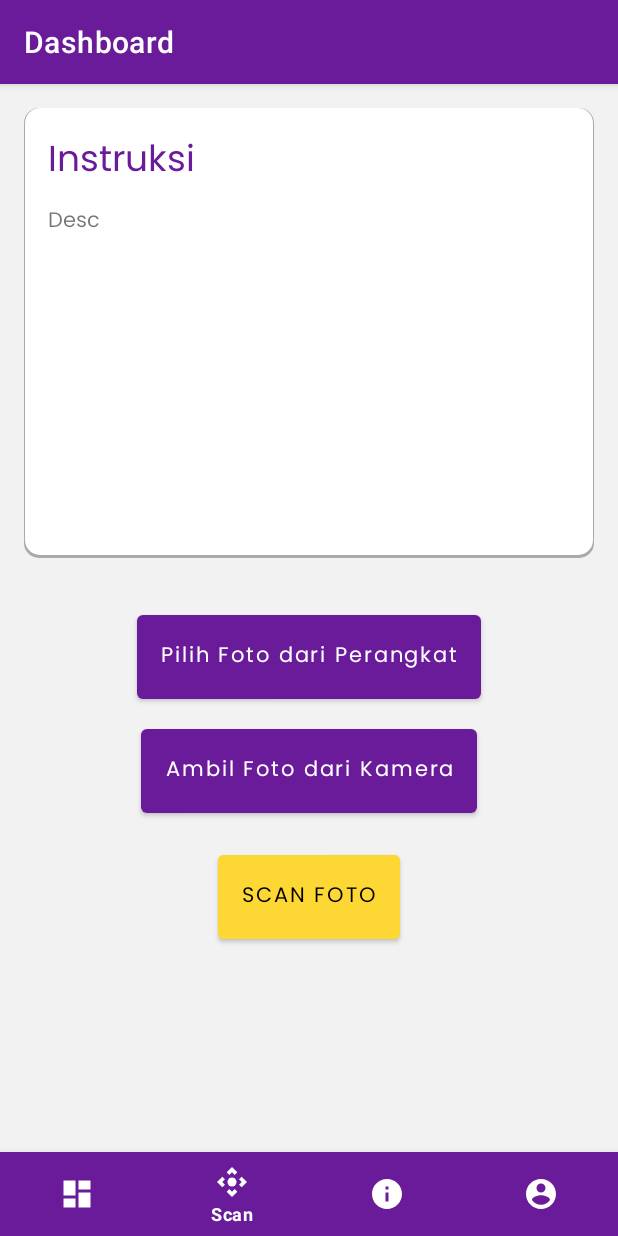
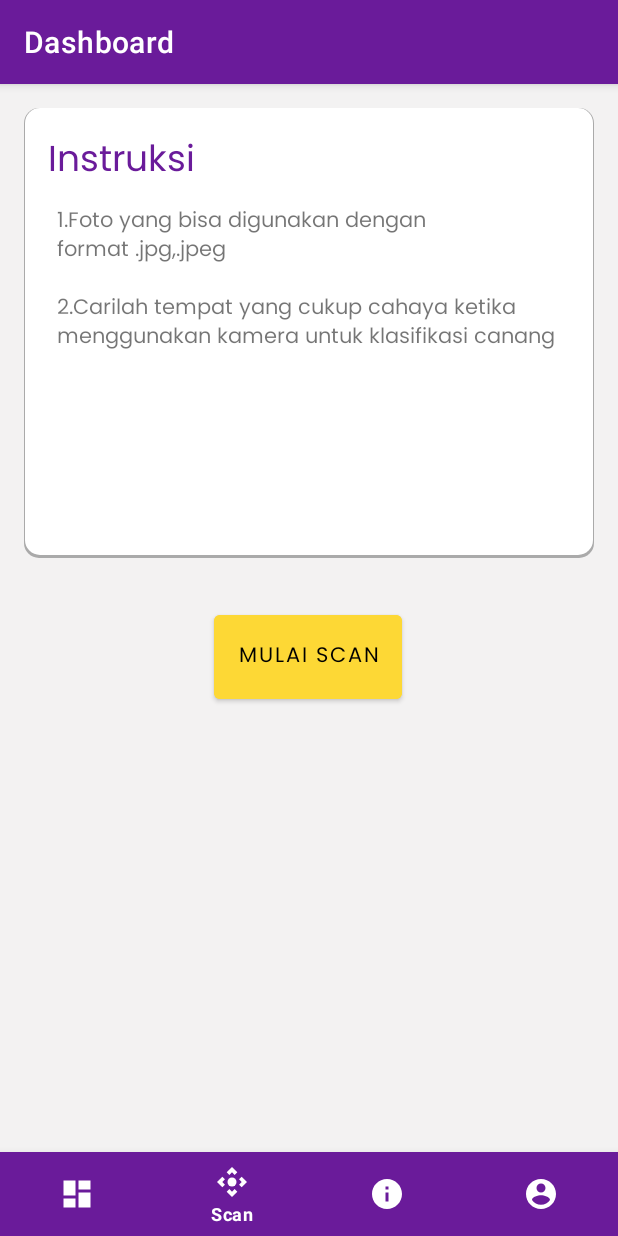
Before and after one commit to dewiambalika/Canang-Bali-App, an Android app: the ScanFragment screen opened through its navigation route, on a phone screen of 412 x 824 dp. Run offline under Robolectric (Android 15) with nearby library versions, the phone set to English and light mode, and no system bars; our stand-ins replace navigation-ui.

Commit message:
Scan Feature

```diff
--- a/CanangBali/app/src/main/AndroidManifest.xml
+++ b/CanangBali/app/src/main/AndroidManifest.xml
@@ -11,7 +11,8 @@
         android:roundIcon="@mipmap/ic_launcher_round"
         android:supportsRtl="true"
         android:theme="@style/Theme.CanangBali">
-        <activity android:name=".ui.dashboard.bookmark.BookmarkUpakaraActivity"></activity>
+        <activity android:name=".ui.scan.StartScanActivity"></activity>
+        <activity android:name=".ui.dashboard.bookmark.BookmarkUpakaraActivity" />
         <activity android:name=".ui.dashboard.bookmark.BookmarkShopActivity" />
         <activity android:name=".ui.dashboard.bookmark.BookmarkCanangActivity" />
         <activity android:name=".ui.splash.SplashScreenActivity" />
--- a/CanangBali/app/src/main/assets/CanangResponses.json
+++ b/CanangBali/app/src/main/assets/CanangResponses.json
@@ -18,8 +18,8 @@
       "canangId": 3,
       "title": "Canang Ituk-ituk",
       "imgPath": "https://msutiari.files.wordpress.com/2021/01/screenshot_33.png",
-      "function": "Lorem ipsum",
-      "make": "Lorem ipsum"
+      "function": "Canang Ituk-ituk adalah salah satu jenis canang berbentuk segitiga yang biasa digunakan sebagai sarana persembahyangan sehari-hari. Canang Ituk-Ituk juga befungsi sebagai pelengkap banten (sarana upakara yang terdiri dari beberapa bagian termasuk canang). Canang ituk-ituk juga biasanya digunakan untuk mebanten sehari-hari.",
+      "make": "1. Ceper \n2. Porosan Silih Asih \n3. Sampian rurassari \n4. Bunga putih di Timur \n5. Bunga merah di Selatan \n6. Bunga kuning di Barat \n7. Bunga hijau/biru di Utara \n8. Kembang rampe di tengah"
     },
     {
       "canangId": 4,
--- /dev/null
+++ b/CanangBali/app/src/main/assets/labels.txt
@@ -0,0 +1,4 @@
+Canang Goak
+Canang Ituk-Ituk
+Canang Sari
+Canang Genten
--- a/CanangBali/app/src/main/java/com/arisurya/jetpackpro/canangbali/ui/scan/ScanFragment.kt
+++ b/CanangBali/app/src/main/java/com/arisurya/jetpackpro/canangbali/ui/scan/ScanFragment.kt
@@ -1,20 +1,32 @@
 package com.arisurya.jetpackpro.canangbali.ui.scan
 
+import android.content.Intent
 import android.os.Bundle
 import androidx.fragment.app.Fragment
 import android.view.LayoutInflater
 import android.view.View
 import android.view.ViewGroup
 import com.arisurya.jetpackpro.canangbali.R
+import com.arisurya.jetpackpro.canangbali.databinding.FragmentScanBinding
 
 class ScanFragment : Fragment() {
 
+    private lateinit var binding : FragmentScanBinding
     override fun onCreateView(
         inflater: LayoutInflater, container: ViewGroup?,
         savedInstanceState: Bundle?
     ): View? {
         // Inflate the layout for this fragment
-        return inflater.inflate(R.layout.fragment_scan, container, false)
+        binding = FragmentScanBinding.inflate(layoutInflater, container, false)
+        return binding.root
+    }
+
+    override fun onViewCreated(view: View, savedInstanceState: Bundle?) {
+        super.onViewCreated(view, savedInstanceState)
+
+        binding.btnStartScan.setOnClickListener {
+            startActivity(Intent(Intent(activity, StartScanActivity::class.java)))
+        }
     }
 
 }
--- /dev/null
+++ b/CanangBali/app/src/main/res/drawable/ic_baseline_insert_photo_24.xml
@@ -0,0 +1,5 @@
+<vector android:height="24dp" android:tint="#E7D106"
+    android:viewportHeight="24" android:viewportWidth="24"
+    android:width="24dp" xmlns:android="http://schemas.android.com/apk/res/android">
+    <path android:fillColor="@android:color/white" android:pathData="M21,19V5c0,-1.1 -0.9,-2 -2,-2H5c-1.1,0 -2,0.9 -2,2v14c0,1.1 0.9,2 2,2h14c1.1,0 2,-0.9 2,-2zM8.5,13.5l2.5,3.01L14.5,12l4.5,6H5l3.5,-4.5z"/>
+</vector>
--- a/CanangBali/app/src/main/res/layout/fragment_scan.xml
+++ b/CanangBali/app/src/main/res/layout/fragment_scan.xml
@@ -43,61 +43,35 @@
             android:id="@+id/tv_about_desc"
             android:layout_width="match_parent"
             android:layout_height="wrap_content"
-            android:layout_marginStart="32dp"
+            android:layout_marginStart="38dp"
             android:layout_marginTop="8dp"
             android:layout_marginEnd="32dp"
             android:fontFamily="@font/poppins_regular"
-            android:text="@string/desc"
+            android:text="@string/instruksi_scan"
             android:textSize="14sp"
             app:layout_constraintEnd_toEndOf="parent"
             app:layout_constraintStart_toStartOf="parent"
             app:layout_constraintTop_toBottomOf="@+id/tv_about_title" />
 
+
         <Button
-            android:id="@+id/btn_select_local"
+            android:id="@+id/btn_start_scan"
             android:layout_width="wrap_content"
             android:layout_height="wrap_content"
             android:layout_marginTop="32dp"
-            android:fontFamily="@font/poppins_regular"
-            android:padding="16dp"
-            android:text="@string/pilih_foto_dari_perangkat"
-            android:textAllCaps="false"
-            android:textSize="14sp"
-            app:layout_constraintEnd_toEndOf="parent"
-            app:layout_constraintStart_toStartOf="parent"
-            app:layout_constraintTop_toBottomOf="@+id/card_instruction" />
-
-        <Button
-            android:id="@+id/btn_open_cam"
-            android:layout_width="wrap_content"
-            android:layout_height="wrap_content"
-            android:layout_marginTop="8dp"
-            android:fontFamily="@font/poppins_regular"
-            android:padding="16dp"
-            android:text="@string/ambil_foto_dari_kamera"
-            android:textAllCaps="false"
-            android:textSize="14sp"
-            app:layout_constraintEnd_toEndOf="parent"
-            app:layout_constraintStart_toStartOf="parent"
-            app:layout_constraintTop_toBottomOf="@+id/btn_select_local" />
-
-        <Button
-            android:id="@+id/btn_scan"
-            android:layout_width="wrap_content"
-            android:layout_height="wrap_content"
-            android:layout_marginTop="16dp"
             android:layout_marginBottom="32dp"
             android:backgroundTint="@color/secondaryColor"
             android:fontFamily="@font/poppins_regular"
             android:padding="16dp"
-            android:text="@string/scan_foto"
+            android:text="@string/mulai_scan"
             android:textColor="@color/secondaryTextColor"
             android:textSize="14sp"
             app:layout_constraintBottom_toBottomOf="parent"
             app:layout_constraintEnd_toEndOf="parent"
+            app:layout_constraintHorizontal_bias="0.498"
             app:layout_constraintStart_toStartOf="parent"
-            app:layout_constraintTop_toBottomOf="@+id/btn_open_cam" />
-
+            app:layout_constraintTop_toBottomOf="@+id/card_instruction"
+            app:layout_constraintVertical_bias="1.0" />
 
     </androidx.constraintlayout.widget.ConstraintLayout>
 
--- a/CanangBali/app/src/main/res/values/strings.xml
+++ b/CanangBali/app/src/main/res/values/strings.xml
@@ -1,7 +1,6 @@
 <resources>
     <string name="app_name">CanangBali</string>
     <string name="dashboard">Dashboard</string>
-    <string name="scan">Scan</string>
     <string name="information">Information</string>
     <string name="account">Account</string>
     <!-- TODO: Remove or change this placeholder text -->
@@ -46,4 +45,10 @@
     <string name="dihapus_dari_bookmark">Dihapus dari Bookmark</string>
     <string name="share">Share</string>
     <string name="bookmark">Bookmark</string>
+    <string name="buka_kamera">Buka Kamera</string>
+    <string name="pilih_dari_local">Pilih Dari Local</string>
+    <string name="scan">Scan</string>
+    <string name="mulai_scan">Mulai Scan</string>
+    <string name="instruksi_scan">1.Foto yang bisa digunakan dengan format .jpg,.jpeg \n\n2.Carilah tempat yang cukup cahaya ketika menggunakan kamera untuk klasifikasi canang</string>
+
 </resources>
```
Also changed, not shown: CanangBali/app/build.gradle (+7 -1 lines), CanangBali/app/src/main/java/com/arisurya/jetpackpro/canangbali/ui/scan/StartScanActivity.kt (added, +153 -0 lines), CanangBali/app/src/main/res/drawable/ic_baseline_settings_24.xml (added, +10 -0 lines), CanangBali/app/src/main/res/layout/activity_start_scan.xml (added, +74 -0 lines), 1 other file.
